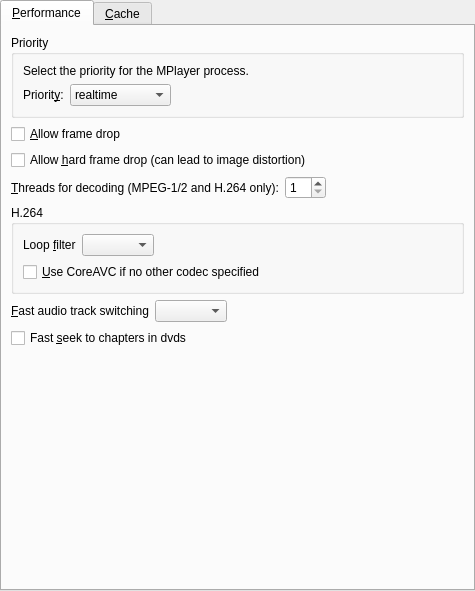
Above: src/prefperformance.ui from wilbert2000/wzplayer before the change. Below: the same form after it.
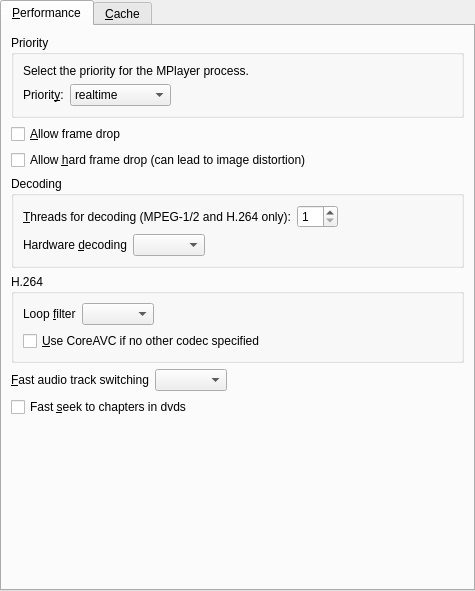
That is the form after the change. Custom widgets are drawn as their Qt base class.

Commit message: Add a combobox in preferences -> performance to select the hardware decoding option (mpv only)

Diff of the .ui file:
```diff
--- a/src/prefperformance.ui
+++ b/src/prefperformance.ui
@@ -26,7 +26,7 @@
       <attribute name="title">
        <string>&amp;Performance</string>
       </attribute>
-      <layout class="QVBoxLayout">
+      <layout class="QVBoxLayout" name="verticalLayout_2">
        <item>
         <widget class="QGroupBox" name="priority_group">
          <property name="title">
@@ -140,6 +140,12 @@
         </widget>
        </item>
        <item>
+        <widget class="QGroupBox" name="groupBox_2">
+         <property name="title">
+          <string>Decoding</string>
+         </property>
+         <layout class="QVBoxLayout" name="verticalLayout">
+          <item>
         <layout class="QHBoxLayout">
          <property name="spacing">
           <number>6</number>
@@ -186,6 +192,39 @@
         </layout>
        </item>
        <item>
+           <layout class="QHBoxLayout" name="horizontalLayout">
+            <item>
+             <widget class="QLabel" name="label_16">
+              <property name="text">
+               <string>Hardware &amp;decoding</string>
+              </property>
+              <property name="buddy">
+               <cstring>hwdec_combo</cstring>
+              </property>
+             </widget>
+            </item>
+            <item>
+             <widget class="QComboBox" name="hwdec_combo"/>
+            </item>
+            <item>
+             <spacer name="horizontalSpacer">
+              <property name="orientation">
+               <enum>Qt::Horizontal</enum>
+              </property>
+              <property name="sizeHint" stdset="0">
+               <size>
+                <width>40</width>
+                <height>20</height>
+               </size>
+              </property>
+             </spacer>
+            </item>
+           </layout>
+          </item>
+         </layout>
+        </widget>
+       </item>
+       <item>
         <widget class="QGroupBox" name="groupBox">
          <property name="title">
           <string>H.264</string>
```
Left out of the diff: 1 changed line with no effect on the pictures. Lines whose indentation alone changed are shown as unchanged. The commit also changes 2 other files.
